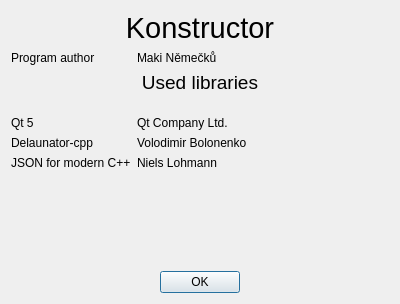
Before: the Qt Designer form src/Dialogs/AboutDialog.ui in Makimars/Konstructor, drawn with Qt 5.
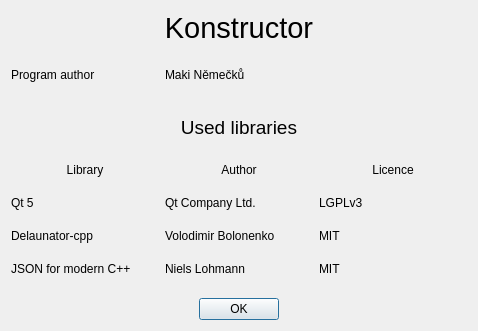
After: the same form once the commit is applied.

Commit message: change first widget opened to WelcomeDialog

Patch:
```diff
--- a/src/Dialogs/AboutDialog.ui
+++ b/src/Dialogs/AboutDialog.ui
@@ -6,71 +6,240 @@
    <rect>
     <x>0</x>
     <y>0</y>
-    <width>400</width>
-    <height>304</height>
+    <width>478</width>
+    <height>331</height>
    </rect>
   </property>
   <property name="windowTitle">
    <string>Dialog</string>
   </property>
-  <layout class="QFormLayout" name="formLayout">
-   <item row="1" column="1">
-    <widget class="QLabel" name="label_2">
+  <layout class="QGridLayout" name="gridLayout">
+   <item row="5" column="0">
+    <spacer name="verticalSpacer_2">
+     <property name="orientation">
+      <enum>Qt::Vertical</enum>
+     </property>
+     <property name="sizeType">
+      <enum>QSizePolicy::Fixed</enum>
+     </property>
+     <property name="sizeHint" stdset="0">
+      <size>
+       <width>20</width>
+       <height>10</height>
+      </size>
+     </property>
+    </spacer>
+   </item>
+   <item row="9" column="2">
+    <widget class="QLabel" name="label_15">
      <property name="text">
-      <string>Maki Němečků</string>
+      <string>MIT</string>
      </property>
     </widget>
    </item>
-   <item row="1" column="0">
+   <item row="9" column="0">
+    <widget class="QLabel" name="label_8">
+     <property name="text">
+      <string>Delaunator-cpp</string>
+     </property>
+    </widget>
+   </item>
+   <item row="2" column="0">
     <widget class="QLabel" name="label_6">
+     <property name="sizePolicy">
+      <sizepolicy hsizetype="Expanding" vsizetype="Preferred">
+       <horstretch>0</horstretch>
+       <verstretch>0</verstretch>
+      </sizepolicy>
+     </property>
      <property name="text">
       <string>Program author</string>
      </property>
     </widget>
    </item>
-   <item row="4" column="1">
+   <item row="10" column="0">
+    <widget class="QLabel" name="label_9">
+     <property name="text">
+      <string>JSON for modern C++</string>
+     </property>
+    </widget>
+   </item>
+   <item row="8" column="0">
+    <widget class="QLabel" name="label_7">
+     <property name="text">
+      <string>Qt 5</string>
+     </property>
+    </widget>
+   </item>
+   <item row="3" column="0">
+    <spacer name="verticalSpacer_3">
+     <property name="orientation">
+      <enum>Qt::Vertical</enum>
+     </property>
+     <property name="sizeType">
+      <enum>QSizePolicy::Fixed</enum>
+     </property>
+     <property name="sizeHint" stdset="0">
+      <size>
+       <width>20</width>
+       <height>20</height>
+      </size>
+     </property>
+    </spacer>
+   </item>
+   <item row="6" column="2">
+    <widget class="QLabel" name="label_13">
+     <property name="text">
+      <string>Licence</string>
+     </property>
+     <property name="alignment">
+      <set>Qt::AlignCenter</set>
+     </property>
+    </widget>
+   </item>
+   <item row="10" column="1">
+    <widget class="QLabel" name="label_5">
+     <property name="text">
+      <string>Niels Lohmann</string>
+     </property>
+    </widget>
+   </item>
+   <item row="11" column="0">
+    <spacer name="verticalSpacer">
+     <property name="orientation">
+      <enum>Qt::Vertical</enum>
+     </property>
+     <property name="sizeType">
+      <enum>QSizePolicy::Fixed</enum>
+     </property>
+     <property name="sizeHint" stdset="0">
+      <size>
+       <width>20</width>
+       <height>10</height>
+      </size>
+     </property>
+    </spacer>
+   </item>
+   <item row="8" column="1">
     <widget class="QLabel" name="label_3">
+     <property name="sizePolicy">
+      <sizepolicy hsizetype="Expanding" vsizetype="Preferred">
+       <horstretch>0</horstretch>
+       <verstretch>0</verstretch>
+      </sizepolicy>
+     </property>
      <property name="text">
       <string>Qt Company Ltd.</string>
      </property>
     </widget>
    </item>
-   <item row="5" column="1">
+   <item row="4" column="0" colspan="3">
+    <widget class="QLabel" name="label_10">
+     <property name="font">
+      <font>
+       <pointsize>14</pointsize>
+      </font>
+     </property>
+     <property name="text">
+      <string>Used libraries</string>
+     </property>
+     <property name="alignment">
+      <set>Qt::AlignCenter</set>
+     </property>
+    </widget>
+   </item>
+   <item row="9" column="1">
     <widget class="QLabel" name="label_4">
      <property name="text">
       <string>Volodimir Bolonenko</string>
      </property>
     </widget>
    </item>
-   <item row="6" column="1">
-    <widget class="QLabel" name="label_5">
-     <property name="text">
-      <string>Niels Lohmann</string>
-     </property>
-    </widget>
-   </item>
-   <item row="4" column="0">
-    <widget class="QLabel" name="label_7">
-     <property name="text">
-      <string>Qt 5</string>
-     </property>
-    </widget>
-   </item>
-   <item row="5" column="0">
-    <widget class="QLabel" name="label_8">
-     <property name="text">
-      <string>Delaunator-cpp</string>
-     </property>
-    </widget>
-   </item>
    <item row="6" column="0">
-    <widget class="QLabel" name="label_9">
+    <widget class="QLabel" name="label_11">
      <property name="text">
-      <string>JSON for modern C++</string>
+      <string>Library</string>
      </property>
+     <property name="alignment">
+      <set>Qt::AlignCenter</set>
+     </property>
     </widget>
    </item>
-   <item row="8" column="0" colspan="2">
+   <item row="8" column="2">
+    <widget class="QLabel" name="label_14">
+     <property name="sizePolicy">
+      <sizepolicy hsizetype="Expanding" vsizetype="Preferred">
+       <horstretch>0</horstretch>
+       <verstretch>0</verstretch>
+      </sizepolicy>
+     </property>
+     <property name="text">
+      <string>LGPLv3</string>
+     </property>
+    </widget>
+   </item>
+   <item row="0" column="0" colspan="3">
+    <widget class="QLabel" name="label">
+     <property name="font">
+      <font>
+       <pointsize>22</pointsize>
+      </font>
+     </property>
+     <property name="text">
+      <string>Konstructor</string>
+     </property>
+     <property name="alignment">
+      <set>Qt::AlignCenter</set>
+     </property>
+    </widget>
+   </item>
+   <item row="6" column="1">
+    <widget class="QLabel" name="label_12">
+     <property name="text">
+      <string>Author</string>
+     </property>
+     <property name="alignment">
+      <set>Qt::AlignCenter</set>
+     </property>
+    </widget>
+   </item>
+   <item row="10" column="2">
+    <widget class="QLabel" name="label_16">
+     <property name="text">
+      <string>MIT</string>
+     </property>
+    </widget>
+   </item>
+   <item row="2" column="1">
+    <widget class="QLabel" name="label_2">
+     <property name="sizePolicy">
+      <sizepolicy hsizetype="Expanding" vsizetype="Preferred">
+       <horstretch>0</horstretch>
+       <verstretch>0</verstretch>
+      </sizepolicy>
+     </property>
+     <property name="text">
+      <string>Maki Němečků</string>
+     </property>
+    </widget>
+   </item>
+   <item row="1" column="1">
+    <spacer name="verticalSpacer_4">
+     <property name="orientation">
+      <enum>Qt::Vertical</enum>
+     </property>
+     <property name="sizeType">
+      <enum>QSizePolicy::Fixed</enum>
+     </property>
+     <property name="sizeHint" stdset="0">
+      <size>
+       <width>20</width>
+       <height>10</height>
+      </size>
+     </property>
+    </spacer>
+   </item>
+   <item row="12" column="0" colspan="3">
     <widget class="QDialogButtonBox" name="buttonBox">
      <property name="orientation">
       <enum>Qt::Horizontal</enum>
@@ -83,65 +252,6 @@
      </property>
     </widget>
    </item>
-   <item row="7" column="0">
-    <spacer name="verticalSpacer">
-     <property name="orientation">
-      <enum>Qt::Vertical</enum>
-     </property>
-     <property name="sizeHint" stdset="0">
-      <size>
-       <width>20</width>
-       <height>40</height>
-      </size>
-     </property>
-    </spacer>
-   </item>
-   <item row="2" column="0" colspan="2">
-    <widget class="QLabel" name="label_10">
-     <property name="font">
-      <font>
-       <pointsize>14</pointsize>
-      </font>
-     </property>
-     <property name="text">
-      <string>Used libraries</string>
-     </property>
-     <property name="alignment">
-      <set>Qt::AlignCenter</set>
-     </property>
-    </widget>
-   </item>
-   <item row="0" column="0" colspan="2">
-    <widget class="QLabel" name="label">
-     <property name="font">
-      <font>
-       <pointsize>22</pointsize>
-      </font>
-     </property>
-     <property name="text">
-      <string>Konstructor</string>
-     </property>
-     <property name="alignment">
-      <set>Qt::AlignCenter</set>
-     </property>
-    </widget>
-   </item>
-   <item row="3" column="0">
-    <spacer name="verticalSpacer_2">
-     <property name="orientation">
-      <enum>Qt::Vertical</enum>
-     </property>
-     <property name="sizeType">
-      <enum>QSizePolicy::Fixed</enum>
-     </property>
-     <property name="sizeHint" stdset="0">
-      <size>
-       <width>20</width>
-       <height>10</height>
-      </size>
-     </property>
-    </spacer>
-   </item>
   </layout>
  </widget>
  <resources/>
```
The commit also changes 5 other files.
